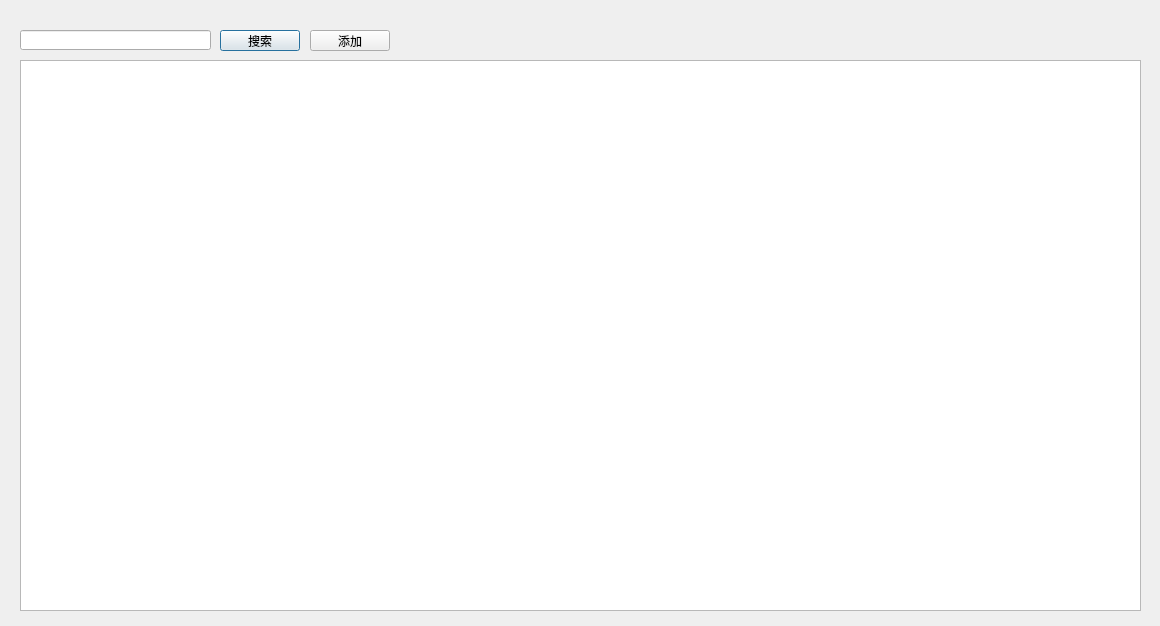
Before: the Qt Designer form mallproducts.ui in droplazy/Mvision_server, drawn with Qt 5.
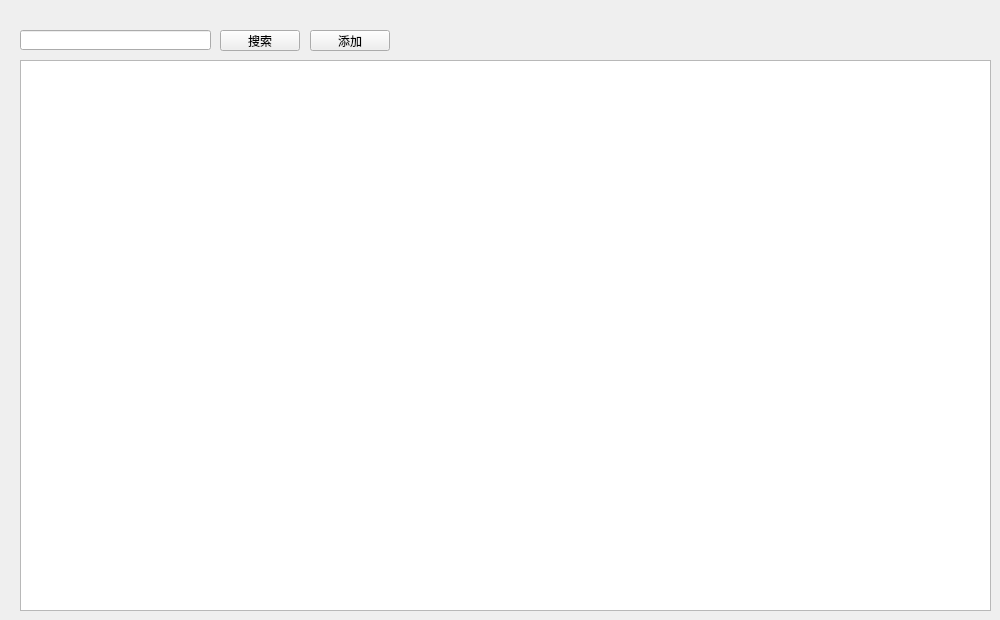
After: the same form once the commit is applied.

The edit to the form file:
```diff
--- a/mallproducts.ui
+++ b/mallproducts.ui
@@ -1,13 +1,13 @@
 <?xml version="1.0" encoding="UTF-8"?>
 <ui version="4.0">
  <class>mallproducts</class>
- <widget class="QDialog" name="mallproducts">
+ <widget class="QWidget" name="mallproducts">
   <property name="geometry">
    <rect>
     <x>0</x>
     <y>0</y>
-    <width>1160</width>
-    <height>626</height>
+    <width>1000</width>
+    <height>620</height>
    </rect>
   </property>
   <property name="windowTitle">
@@ -54,7 +54,7 @@
     <rect>
      <x>20</x>
      <y>60</y>
-     <width>1121</width>
+     <width>971</width>
      <height>551</height>
     </rect>
    </property>
```
